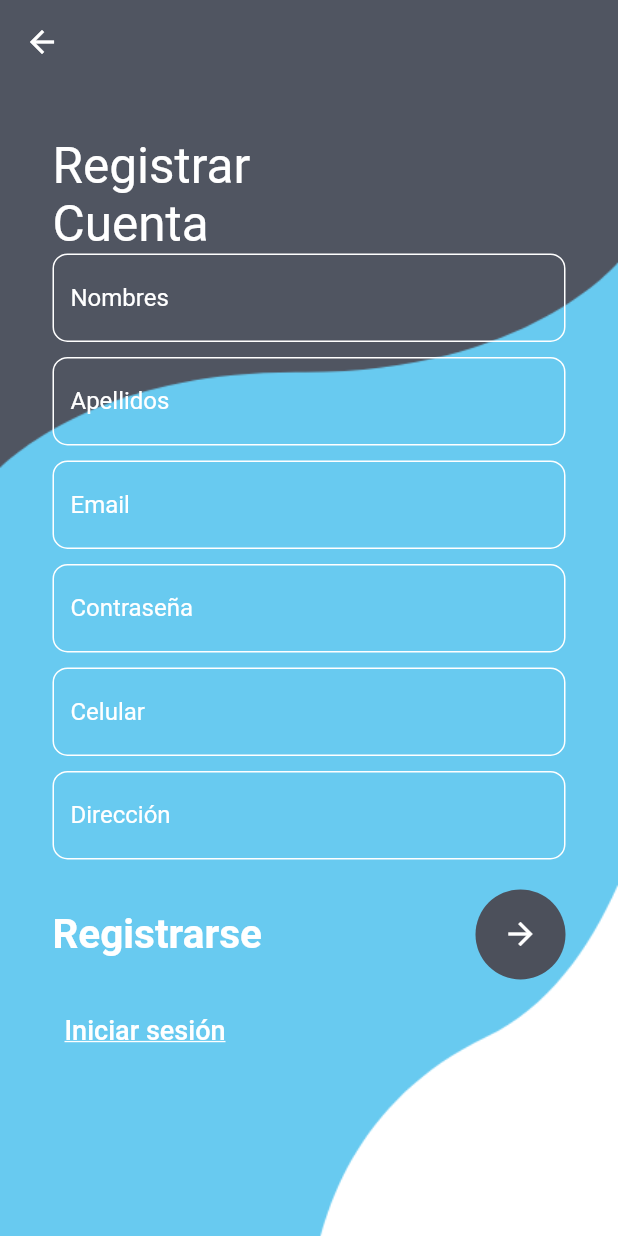
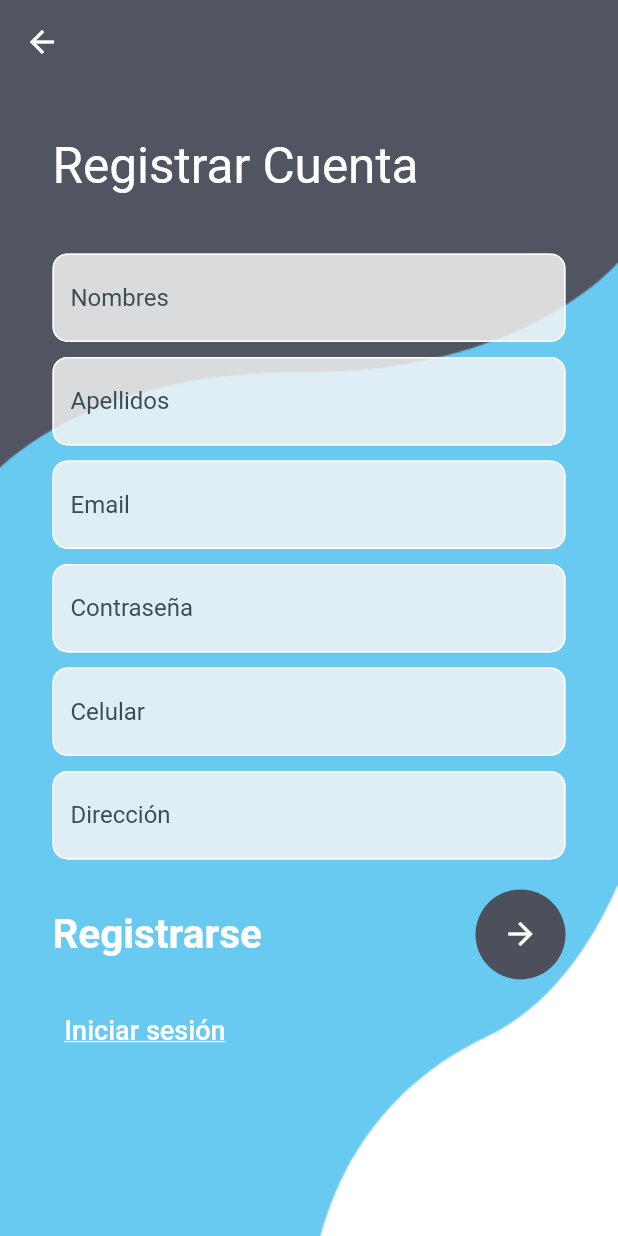
Before and after one commit to Dannirux/events.app, a Flutter app: the MyRegister screen opened by its route, on a phone screen of 412 x 824 dp. Run offline on Flutter 3.47's test engine with Material 2 defaults, Android fonts, the phone set to English and light mode, and no system bars; our stand-ins replace cached_network_image, date_picker_timeline, dio, flutter_slidable, google_fonts, shared_preferences; accounts and stored records are empty.

Commit message:
Peticion asistir, mod. navigation y registro

```diff
--- a/lib/api/events_api.dart
+++ b/lib/api/events_api.dart
@@ -7,7 +7,7 @@ class EventsApi {
 
   static void configureDio() {
     ///Base url
-    _dio.options.baseUrl = 'http://192.168.1.5:3003';
+    _dio.options.baseUrl = 'http://ec2-3-93-217-163.compute-1.amazonaws.com:3003';
     _dio.options.headers = {
       HttpHeaders.contentTypeHeader: "application/json",
       HttpHeaders.acceptHeader: "application/json",
--- a/lib/components/detail/place_detail_screen.dart
+++ b/lib/components/detail/place_detail_screen.dart
@@ -1,7 +1,10 @@
+import 'dart:convert';
+
 import 'package:flutter/material.dart';
 import 'package:project_moviles/components/detail/widgets/animated_detail_header.dart';
 import 'package:project_moviles/components/detail/widgets/place_comments_widget.dart';
 import 'package:project_moviles/extensions/text_theme_x.dart';
+import 'package:shared_preferences/shared_preferences.dart';
 
 import '../../models/event.dart';
 import '../../models/place.dart';
@@ -109,7 +112,7 @@ class _PlaceDetailScreenState extends State<PlaceDetailScreen> {
                       return AnimatedDetailHeader(
                         topPercent: ((1 - percent) / .7).clamp(0.0, 1.0),
                         bottomPercent: bottomPercent,
-                        event: widget.event,
+                        event: widget.event
                       );
                     },
                   ),
--- a/lib/components/navigation.dart
+++ b/lib/components/navigation.dart
@@ -25,7 +25,9 @@ class TravelNavigationBar extends StatelessWidget {
               child: GestureDetector(
                 onTap: () => onTap(index),
                 child: Container(
+                  color: Colors.white,
                   height: double.maxFinite,
+                  width: double.infinity,
                   child: Icon(
                     currentIndex == index
                         ? items[index].selectedIcon
--- a/lib/pages/login.dart
+++ b/lib/pages/login.dart
@@ -141,6 +141,7 @@ class _MyLoginState extends State<MyLogin> {
                             TextFormField(
                               controller: _emailController,
                               style: const TextStyle(color: Colors.black),
+                              keyboardType: TextInputType.emailAddress,
                               decoration: InputDecoration(
                                   fillColor: Colors.grey.shade100,
                                   filled: true,
--- a/lib/pages/register.dart
+++ b/lib/pages/register.dart
@@ -31,10 +31,11 @@ class _MyRegisterState extends State<MyRegister> {
     prefs.setString('clientLogged', clientJson);
   }
 
-  void _submit () async {
+  void _submit() async {
     try {
       setState(() {
-        isLoading = true; // Activar el indicador de carga cuando se presiona el botón.
+        isLoading =
+            true; // Activar el indicador de carga cuando se presiona el botón.
       });
       if (_formKey.currentState!.validate()) {
         final String names = _namesController.text;
@@ -43,7 +44,7 @@ class _MyRegisterState extends State<MyRegister> {
         final String password = _passwordController.text;
         final String cellphone = _phoneController.text;
         final String address = _addressController.text;
-        final Response response = await  EventsApi.post('/clients', {
+        final Response response = await EventsApi.post('/clients', {
           'names': names,
           'surnames': surnames,
           'phone': cellphone,
@@ -64,14 +65,17 @@ class _MyRegisterState extends State<MyRegister> {
               style: TextStyle(color: Colors.white),
             ),
             backgroundColor: Colors.red, // Set the background color to red.
-            duration: Duration(seconds: 3), // Set the duration the snackbar will be visible.
+            duration: Duration(
+                seconds: 3), // Set the duration the snackbar will be visible.
           ),
         );
       }
     } catch (err) {
       print(err);
       var error = '';
-      error = err is DioError ? err!.response!.data!["message"].toString() : err.toString();
+      error = err is DioError
+          ? err!.response!.data!["message"].toString()
+          : err.toString();
       print(err is DioError ? err!.response!.data!.toString() : err.toString());
       ScaffoldMessenger.of(context).showSnackBar(
         SnackBar(
@@ -80,12 +84,14 @@ class _MyRegisterState extends State<MyRegister> {
             style: TextStyle(color: Colors.white),
           ),
           backgroundColor: Colors.red, // Set the background color to red.
-          duration: Duration(seconds: 3), // Set the duration the snackbar will be visible.
+          duration: Duration(
+              seconds: 3), // Set the duration the snackbar will be visible.
         ),
       );
     } finally {
       setState(() {
-        isLoading = false; // Activar el indicador de carga cuando se presiona el botón.
+        isLoading =
+            false; // Activar el indicador de carga cuando se presiona el botón.
       });
     }
   }
@@ -115,7 +121,7 @@ class _MyRegisterState extends State<MyRegister> {
                     Container(
                       padding: const EdgeInsets.only(left: 35, top: 30),
                       child: const Text(
-                        'Registrar\nCuenta',
+                        'Registrar Cuenta \n',
                         style: TextStyle(color: Colors.white, fontSize: 33),
                       ),
                     ),
@@ -127,7 +133,7 @@ class _MyRegisterState extends State<MyRegister> {
                           children: [
                             TextFormField(
                               controller: _namesController,
-                              style: const TextStyle(color: Colors.white),
+                              style: const TextStyle(color: Colors.black),
                               decoration: InputDecoration(
                                   enabledBorder: OutlineInputBorder(
                                     borderRadius: BorderRadius.circular(10),
@@ -139,10 +145,13 @@ class _MyRegisterState extends State<MyRegister> {
                                     borderRadius: BorderRadius.circular(10),
                                     borderSide: const BorderSide(
                                       color: Colors.black,
+                                      width: 2.0,
                                     ),
                                   ),
                                   hintText: "Nombres",
-                                  hintStyle: const TextStyle(color: Colors.white),
+                                  hintStyle: const TextStyle(color: Color.fromARGB(255, 59, 76, 84)),
+                                  filled: true,
+                                  fillColor: const Color.fromARGB(213, 245, 245, 245),
                                   border: OutlineInputBorder(
                                     borderRadius: BorderRadius.circular(10),
                                   )),
@@ -158,7 +167,7 @@ class _MyRegisterState extends State<MyRegister> {
                             ),
                             TextFormField(
                               controller: _surnamesController,
-                              style: const TextStyle(color: Colors.white),
+                              style: const TextStyle(color: Colors.black),
                               decoration: InputDecoration(
                                   enabledBorder: OutlineInputBorder(
                                     borderRadius: BorderRadius.circular(10),
@@ -170,10 +179,13 @@ class _MyRegisterState extends State<MyRegister> {
                                     borderRadius: BorderRadius.circular(10),
                                     borderSide: const BorderSide(
                                       color: Colors.black,
+                                      width: 2.0,
                                     ),
                                   ),
                                   hintText: "Apellidos",
-                                  hintStyle: const TextStyle(color: Colors.white),
+                                  hintStyle: const TextStyle(color: Color.fromARGB(255, 59, 76, 84)),
+                                  filled: true,
+                                  fillColor: const Color.fromARGB(213, 245, 245, 245),
                                   border: OutlineInputBorder(
                                     borderRadius: BorderRadius.circular(10),
                                   )),
@@ -189,7 +201,7 @@ class _MyRegisterState extends State<MyRegister> {
                             ),
                             TextFormField(
                               controller: _emailController,
-                              style: const TextStyle(color: Colors.white),
+                              style: const TextStyle(color: Colors.black),
                               decoration: InputDecoration(
                                   enabledBorder: OutlineInputBorder(
                                     borderRadius: BorderRadius.circular(10),
@@ -201,10 +213,13 @@ class _MyRegisterState extends State<MyRegister> {
                                     borderRadius: BorderRadius.circular(10),
                                     borderSide: const BorderSide(
                                       color: Colors.black,
+                                      width: 2.0,
                                     ),
                                   ),
                                   hintText: "Email",
-                                  hintStyle: const TextStyle(color: Colors.white),
+                                  hintStyle: const TextStyle(color: Color.fromARGB(255, 59, 76, 84)),
+                                  filled: true,
+                                  fillColor: const Color.fromARGB(213, 245, 245, 245),
                                   border: OutlineInputBorder(
                                     borderRadius: BorderRadius.circular(10),
                                   )),
@@ -220,7 +235,7 @@ class _MyRegisterState extends State<MyRegister> {
                             ),
                             TextFormField(
                               controller: _passwordController,
-                              style: const TextStyle(color: Colors.white),
+                              style: const TextStyle(color: Colors.black),
                               obscureText: true,
                               decoration: InputDecoration(
                                   enabledBorder: OutlineInputBorder(
@@ -233,10 +248,13 @@ class _MyRegisterState extends State<MyRegister> {
                                     borderRadius: BorderRadius.circular(10),
                                     borderSide: const BorderSide(
                                       color: Colors.black,
+                                      width: 2.0,
                                     ),
                                   ),
                                   hintText: "Contraseña",
-                                  hintStyle: const TextStyle(color: Colors.white),
+                                  hintStyle: const TextStyle(color: Color.fromARGB(255, 59, 76, 84)),
+                                  filled: true,
+                                  fillColor: const Color.fromARGB(213, 245, 245, 245),
                                   border: OutlineInputBorder(
                                     borderRadius: BorderRadius.circular(10),
                                   )),
@@ -252,7 +270,7 @@ class _MyRegisterState extends State<MyRegister> {
                             ),
                             TextFormField(
                               controller: _phoneController,
-                              style: const TextStyle(color: Colors.white),
+                              style: const TextStyle(color: Colors.black),
                               decoration: InputDecoration(
                                   enabledBorder: OutlineInputBorder(
                                     borderRadius: BorderRadius.circular(10),
@@ -264,10 +282,13 @@ class _MyRegisterState extends State<MyRegister> {
                                     borderRadius: BorderRadius.circular(10),
                                     borderSide: const BorderSide(
                                       color: Colors.black,
+                                      width: 2.0,
                                     ),
                                   ),
                                   hintText: "Celular",
-                                  hintStyle: const TextStyle(color: Colors.white),
+                                  hintStyle: const TextStyle(color: Color.fromARGB(255, 59, 76, 84)),
+                                  filled: true,
+                                  fillColor: const Color.fromARGB(213, 245, 245, 245),
                                   border: OutlineInputBorder(
                                     borderRadius: BorderRadius.circular(10),
                                   )),
@@ -283,7 +304,7 @@ class _MyRegisterState extends State<MyRegister> {
                             ),
                             TextFormField(
                               controller: _addressController,
-                              style: const TextStyle(color: Colors.white),
+                              style: const TextStyle(color: Colors.black),
                               decoration: InputDecoration(
                                   enabledBorder: OutlineInputBorder(
                                     borderRadius: BorderRadius.circular(10),
@@ -295,10 +316,13 @@ class _MyRegisterState extends State<MyRegister> {
                                     borderRadius: BorderRadius.circular(10),
                                     borderSide: const BorderSide(
                                       color: Colors.black,
+                                      width: 2.0,
                                     ),
                                   ),
                                   hintText: "Dirección",
-                                  hintStyle: const TextStyle(color: Colors.white),
+                                  hintStyle: const TextStyle(color: Color.fromARGB(255, 59, 76, 84)),
+                                  filled: true,
+                                  fillColor: const Color.fromARGB(213, 245, 245, 245),
                                   border: OutlineInputBorder(
                                     borderRadius: BorderRadius.circular(10),
                                   )),
```
Also changed, not shown: lib/components/detail/widgets/animated_detail_header.dart (+51 -1 lines), lib/components/events/my_page.dart (+27 -3 lines), lib/pages/search.dart (+101 -68 lines).
